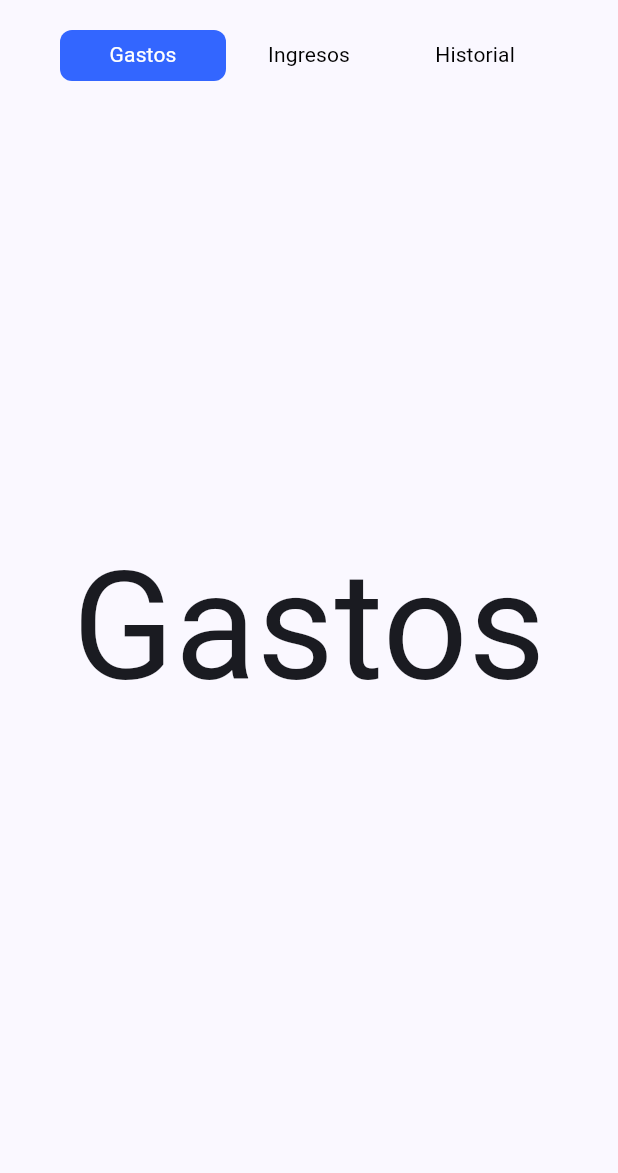
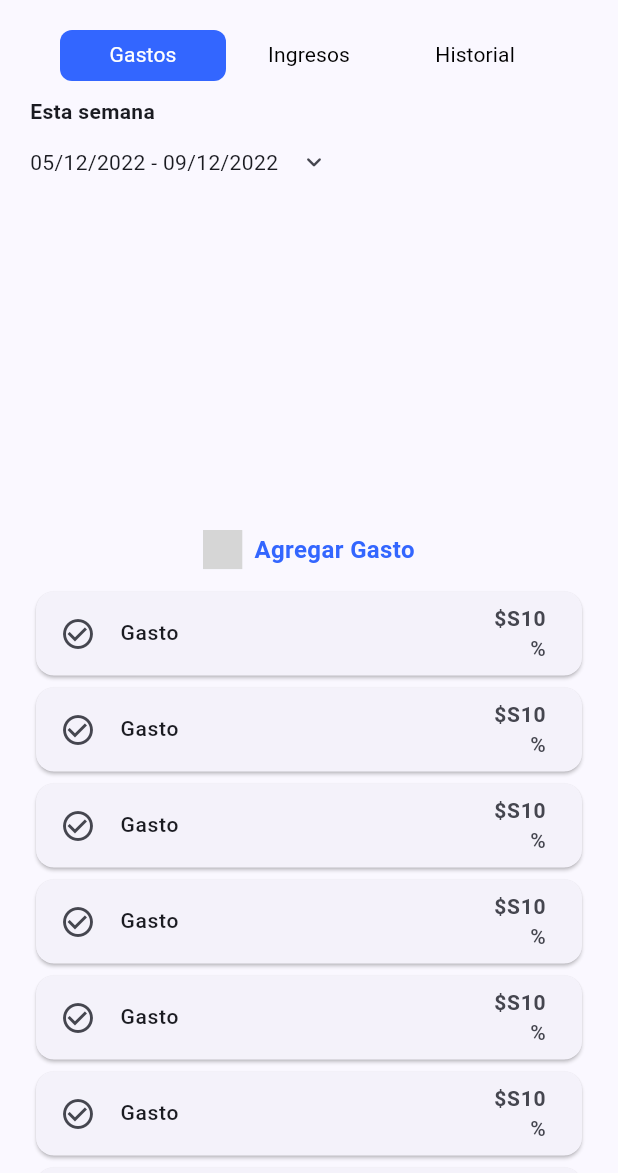
Before and after one commit to mariomedev/control_gastos, a Flutter app: the GeneralScreen screen opened directly, on a phone screen of 412 x 824 dp, the part 63-1236 px from its top. Run offline on Flutter 3.47's test engine with Material 3 defaults, Android fonts, the phone set to English and light mode, and no system bars; our stand-ins replace flutter_riverpod, flutter_svg, go_router; grey boxes are pictures that could not be loaded.

Commit message:
FT: Add SpentScreen and related widgets for expense tracking

```diff
--- a/lib/features/general_spending/presentation/screens/general/general_screen.dart
+++ b/lib/features/general_spending/presentation/screens/general/general_screen.dart
@@ -1,5 +1,6 @@
 import 'package:flutter/material.dart';
 
+import '../screens.dart';
 import 'widgets/general_tap.dart';
 
 class GeneralScreen extends StatelessWidget {
@@ -20,12 +21,7 @@ class GeneralScreen extends StatelessWidget {
         ),
         body: TabBarView(
           children: [
-            Center(
-              child: Text(
-                'Gastos',
-                style: TextStyle(fontSize: 100),
-              ),
-            ),
+            SpentScreen(),
             Center(
               child: Text(
                 'Ingresos',
--- a/lib/features/general_spending/presentation/screens/screens.dart
+++ b/lib/features/general_spending/presentation/screens/screens.dart
@@ -1 +1,2 @@
 export 'general/general_screen.dart';
+export 'spent/spent_screen.dart';
--- /dev/null
+++ b/lib/features/general_spending/presentation/screens/spent/spent_screen.dart
@@ -0,0 +1,29 @@
+import 'package:flutter/material.dart';
+
+import 'widgets/widgets.dart';
+
+class SpentScreen extends StatelessWidget {
+  const SpentScreen({super.key});
+
+  @override
+  Widget build(BuildContext context) {
+    return Scaffold(
+      body: SingleChildScrollView(
+        child: Stack(
+          children: [
+            Padding(
+              padding: const EdgeInsets.symmetric(horizontal: 20.0),
+              child: Column(
+                children: [
+                  SpentGraph(),
+                  SpentButtonAdd(),
+                  SpentList(),
+                ],
+              ),
+            ),
+          ],
+        ),
+      ),
+    );
+  }
+}
--- /dev/null
+++ b/lib/features/general_spending/presentation/screens/spent/widgets/spent_button_add.dart
@@ -0,0 +1,17 @@
+import 'package:flutter/material.dart';
+
+import '../../../../../widgets/widgets.dart';
+
+class SpentButtonAdd extends StatelessWidget {
+  const SpentButtonAdd({
+    super.key,
+  });
+
+  @override
+  Widget build(BuildContext context) {
+    return CustomBottonTextShare(
+      title: 'Agregar Gasto',
+      onPressed: () {},
+    );
+  }
+}
--- /dev/null
+++ b/lib/features/general_spending/presentation/screens/spent/widgets/spent_graph.dart
@@ -0,0 +1,34 @@
+import 'package:flutter/material.dart';
+
+import '../../../../../../core/core.dart';
+import '../../../../../widgets/widgets.dart';
+
+class SpentGraph extends StatelessWidget {
+  const SpentGraph({
+    super.key,
+  });
+
+  @override
+  Widget build(BuildContext context) {
+    return SizedBox(
+      height: ScreenHelper.responsiveHeight(context, 0.35),
+      width: double.infinity,
+      child: Column(
+        mainAxisSize: MainAxisSize.min,
+        crossAxisAlignment: CrossAxisAlignment.start,
+        children: [
+          const SizedBox(height: 10),
+          Text(
+            'Esta semana',
+            style: TextStyle(
+              fontSize: 14,
+              fontWeight: FontWeight.bold,
+            ),
+          ),
+          CustomButtonFilter(),
+          const SizedBox(height: 10),
+        ],
+      ),
+    );
+  }
+}
--- /dev/null
+++ b/lib/features/general_spending/presentation/screens/spent/widgets/spent_list.dart
@@ -0,0 +1,54 @@
+import 'package:flutter/material.dart';
+
+class SpentList extends StatelessWidget {
+  const SpentList({
+    super.key,
+  });
+
+  @override
+  Widget build(BuildContext context) {
+    return ListView.builder(
+      itemCount: 10,
+      physics: NeverScrollableScrollPhysics(),
+      shrinkWrap: true,
+      itemBuilder: (context, index) {
+        return _SpentListItem();
+      },
+    );
+  }
+}
+
+class _SpentListItem extends StatelessWidget {
+  @override
+  Widget build(BuildContext context) {
+    return Card(
+      elevation: 1,
+      child: ListTile(
+        title: Text(
+          'Gasto',
+          style: TextStyle(
+            fontSize: 14,
+            fontWeight: FontWeight.w500,
+          ),
+        ),
+        leading: Icon(Icons.check_circle_outline),
+        trailing: Column(
+          mainAxisSize: MainAxisSize.min,
+          crossAxisAlignment: CrossAxisAlignment.end,
+          children: [
+            Text(
+              '\$S10',
+              style: TextStyle(fontSize: 14, fontWeight: FontWeight.bold),
+            ),
+            Text(
+              '%',
+              style: TextStyle(
+                fontSize: 14,
+              ),
+            ),
+          ],
+        ),
+      ),
+    );
+  }
+}
--- /dev/null
+++ b/lib/features/general_spending/presentation/screens/spent/widgets/widgets.dart
@@ -0,0 +1,3 @@
+export 'spent_button_add.dart';
+export 'spent_graph.dart';
+export 'spent_list.dart';
--- /dev/null
+++ b/lib/features/widgets/custom_button_filter.dart
@@ -0,0 +1,84 @@
+import 'package:flutter/material.dart';
+
+class CustomButtonFilter extends StatelessWidget {
+  const CustomButtonFilter({
+    super.key,
+  });
+
+  @override
+  Widget build(BuildContext context) {
+    return Row(
+      mainAxisSize: MainAxisSize.min,
+      children: [
+        Text('05/12/2022 - 09/12/2022'),
+        IconButton(
+          onPressed: () {
+            showModalBottomSheet(
+              context: context,
+              builder: (context) => SizedBox(
+                height: 221,
+                width: double.infinity,
+                child: Column(
+                  spacing: 10,
+                  children: [
+                    _FilterText(
+                      title: 'Filter',
+                      fontWeight: FontWeight.bold,
+                    ),
+                    _FilterText(
+                      title: 'Esta Semana',
+                      onTap: () {},
+                    ),
+                    _FilterText(
+                      title: 'Este Mes',
+                      onTap: () {},
+                    ),
+                    _FilterText(
+                      title: 'Personalizado',
+                      onTap: () {},
+                    ),
+                  ],
+                ),
+              ),
+            );
+          },
+          icon: Icon(
+            Icons.keyboard_arrow_down_rounded,
+            size: 20.0,
+          ),
+        ),
+      ],
+    );
+  }
+}
+
+class _FilterText extends StatelessWidget {
+  final String title;
+  final FontWeight? fontWeight;
+  final VoidCallback? onTap;
+
+  const _FilterText({
+    required this.title,
+    this.fontWeight,
+    this.onTap,
+  });
+
+  @override
+  Widget build(BuildContext context) {
+    return GestureDetector(
+      onTap: onTap,
+      child: SizedBox(
+        height: 40,
+        child: Center(
+          child: Text(
+            title,
+            style: TextStyle(
+              fontSize: 14,
+              fontWeight: fontWeight,
+            ),
+          ),
+        ),
+      ),
+    );
+  }
+}
--- /dev/null
+++ b/lib/features/widgets/custom_button_text_share.dart
@@ -0,0 +1,45 @@
+import 'package:flutter/material.dart';
+import 'package:flutter_svg/svg.dart';
+
+import '../../core/core.dart';
+
+class CustomBottonTextShare extends StatelessWidget {
+  final String title;
+  final VoidCallback? onPressed;
+  const CustomBottonTextShare({
+    super.key,
+    required this.title,
+    required this.onPressed,
+  });
+
+  @override
+  Widget build(BuildContext context) {
+    return IconButton(
+      onPressed: onPressed,
+      icon: Row(
+        mainAxisSize: MainAxisSize.min,
+        mainAxisAlignment: MainAxisAlignment.center,
+        spacing: 8,
+        children: [
+          SvgPicture.asset(
+            TextImages.customButtonTextIcon,
+            height: 26,
+            width: 26,
+            colorFilter: ColorFilter.mode(
+              Color(0xff3366FF),
+              BlendMode.srcIn,
+            ),
+          ),
+          Text(
+            title,
+            style: TextStyle(
+              color: Color(0xFF3366FF),
+              fontSize: 16.0,
+              fontWeight: FontWeight.w600,
+            ),
+          ),
+        ],
+      ),
+    );
+  }
+}
--- a/lib/features/widgets/widgets.dart
+++ b/lib/features/widgets/widgets.dart
@@ -1,2 +1,4 @@
 export 'custom_form_share.dart';
-export 'custom_botton_share.dart';
+export 'custom_button_share.dart';
+export 'custom_button_text_share.dart';
+export 'custom_button_filter.dart';
```
Also changed, not shown: lib/features/widgets/custom_button_share.dart (added, +47 -0 lines).
